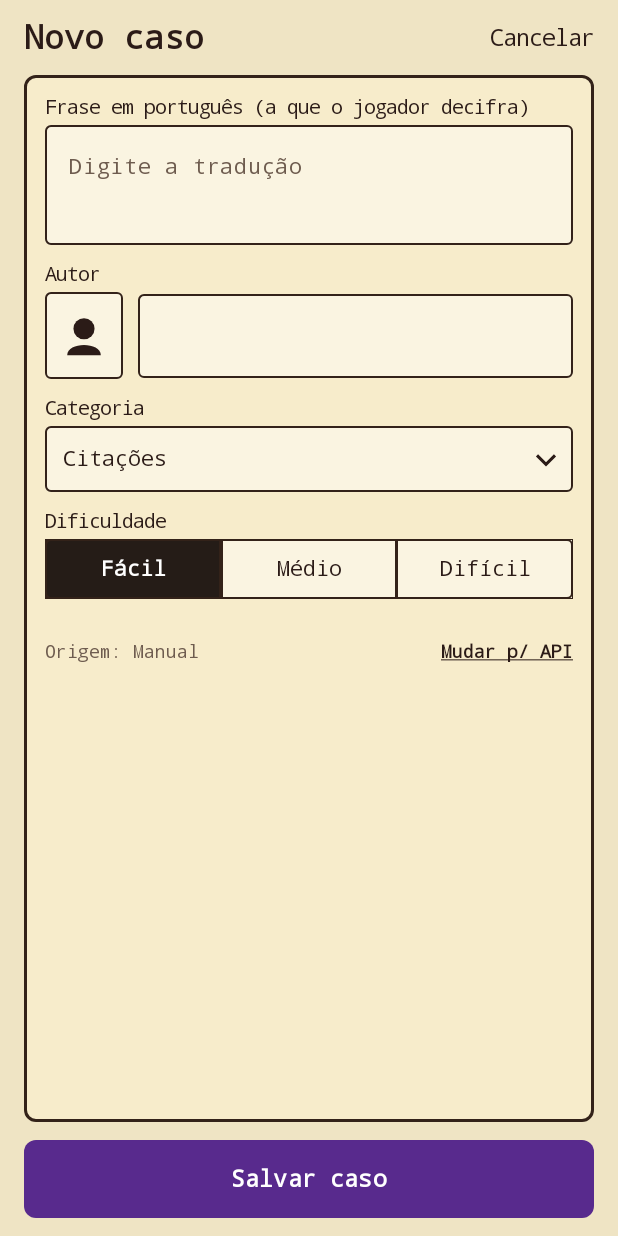
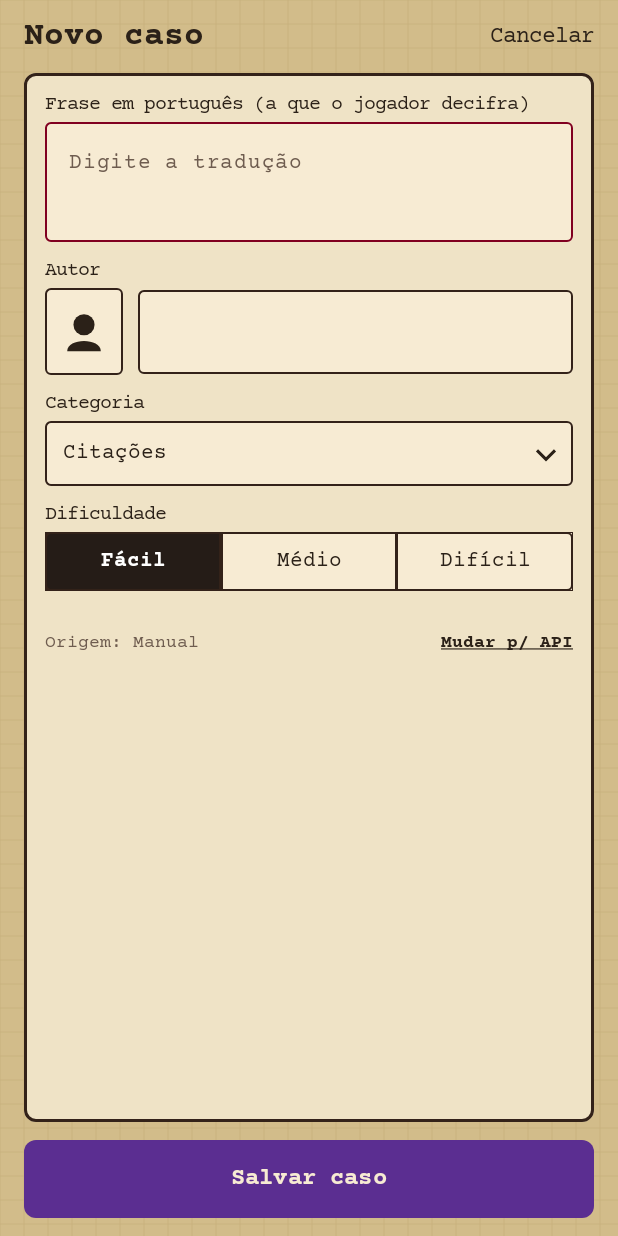
Before and after one commit to GuilhermeLuizRibeiro/criptograma, an Android app built with Jetpack Compose: the @Preview function TelaCriaCriptogramasAdminPreview, on a phone screen of 412 x 824 dp. Run offline under Robolectric (Android 15) with nearby library versions, the phone set to English and light mode, and no system bars.

Commit message:
refactor: estilizaçao de telas

```diff
--- a/app/src/main/java/com/example/myapplication/ui/componentes/NavegacaoRodapeAdmin.kt
+++ b/app/src/main/java/com/example/myapplication/ui/componentes/NavegacaoRodapeAdmin.kt
@@ -23,10 +23,10 @@ import androidx.compose.ui.geometry.Size
 import androidx.compose.ui.graphics.Color
 import androidx.compose.ui.graphics.Path
 import androidx.compose.ui.graphics.drawscope.Stroke
-import androidx.compose.ui.text.font.FontFamily
 import androidx.compose.ui.text.font.FontWeight
 import androidx.compose.ui.unit.dp
 import androidx.compose.ui.unit.sp
+import com.example.myapplication.ui.theme.CourierPrime
 import com.example.myapplication.ui.theme.CorBordaCard
 import com.example.myapplication.ui.theme.CorBotaoRoxo
 import com.example.myapplication.ui.theme.CorFundoCard
@@ -51,11 +51,11 @@ fun NavegacaoRodapeAdmin(
                     strokeWidth = strokeWidth
                 )
             }
-            .navigationBarsPadding()
     ) {
         Row(
             modifier = Modifier
                 .fillMaxWidth()
+                .navigationBarsPadding()
                 .padding(vertical = 10.dp),
             horizontalArrangement = Arrangement.SpaceAround,
             verticalAlignment = Alignment.CenterVertically
@@ -77,7 +77,7 @@ fun NavegacaoRodapeAdmin(
 
                     Text(
                         text = titulo,
-                        fontFamily = FontFamily.Monospace,
+                        fontFamily = CourierPrime,
                         fontSize = 11.sp,
                         fontWeight = if (ativo) FontWeight.Bold else FontWeight.Normal,
                         color = if (ativo) CorBotaoRoxo else CorTextoEscuro
--- a/app/src/main/java/com/example/myapplication/ui/telas/telaCriarCriptograma/TelaCriaCriptogramasAdmin.kt
+++ b/app/src/main/java/com/example/myapplication/ui/telas/telaCriarCriptograma/TelaCriaCriptogramasAdmin.kt
@@ -38,7 +38,6 @@ import androidx.compose.ui.geometry.Offset
 import androidx.compose.ui.graphics.Color
 import androidx.compose.ui.graphics.Path
 import androidx.compose.ui.graphics.drawscope.Stroke
-import androidx.compose.ui.text.font.FontFamily
 import androidx.compose.ui.text.font.FontWeight
 import androidx.compose.ui.text.style.TextDecoration
 import androidx.compose.ui.tooling.preview.Preview
@@ -47,15 +46,17 @@ import androidx.compose.ui.unit.sp
 import androidx.lifecycle.viewmodel.compose.viewModel
 import com.example.myapplication.data.local.entity.Criptograma
 import com.example.myapplication.model.enums.Dificuldade
+import com.example.myapplication.ui.componentes.fundoQuadriculado
+import com.example.myapplication.ui.theme.CourierPrime
 import com.example.myapplication.ui.theme.CorBadgeEscuro
 import com.example.myapplication.ui.theme.CorBordaCard
-import com.example.myapplication.ui.theme.CorBotaoRoxo
-import com.example.myapplication.ui.theme.CorFundoCard
-import com.example.myapplication.ui.theme.CorFundoTela
-import com.example.myapplication.ui.theme.CorInputFundo
-import com.example.myapplication.ui.theme.CorTextoEscuro
 import com.example.myapplication.ui.theme.CorTextoSecundario
 import com.example.myapplication.ui.theme.CorTextoVermelho
+import com.example.myapplication.ui.theme.acao
+import com.example.myapplication.ui.theme.ficha
+import com.example.myapplication.ui.theme.ficha2
+import com.example.myapplication.ui.theme.sobreAcao
+import com.example.myapplication.ui.theme.tinta
 
 @Composable
 fun TelaCriaCriptogramasAdmin(
@@ -103,8 +104,10 @@ fun TelaCriaCriptogramasAdminContent(
     onCancelarClick: () -> Unit = {},
 ) {
     Scaffold(
-        containerColor = CorFundoTela,
         modifier = modifier
+            .fillMaxSize()
+            .fundoQuadriculado(),
+        containerColor = Color.Transparent
     ) { paddingValues ->
         Column(
             modifier = Modifier
@@ -122,23 +125,23 @@ fun TelaCriaCriptogramasAdminContent(
             ) {
                 Text(
                     text = if (uiState.editando) "Editar caso" else "Novo caso",
-                    fontFamily = FontFamily.Monospace,
+                    fontFamily = CourierPrime,
                     fontWeight = FontWeight.Bold,
                     fontSize = 22.sp,
-                    color = CorTextoEscuro
+                    color = tinta
                 )
                 Text(
                     text = "Cancelar",
-                    fontFamily = FontFamily.Monospace,
+                    fontFamily = CourierPrime,
                     fontSize = 15.sp,
-                    color = CorTextoEscuro,
+                    color = tinta,
                     modifier = Modifier.clickable { onCancelarClick() }
                 )
             }
 
             // Card Formulário Principal
             Card(
-                colors = CardDefaults.cardColors(containerColor = CorFundoCard),
+                colors = CardDefaults.cardColors(containerColor = ficha),
                 border = BorderStroke(2.dp, CorBordaCard),
                 shape = RoundedCornerShape(8.dp),
                 modifier = Modifier
@@ -152,13 +155,13 @@ fun TelaCriaCriptogramasAdminContent(
                         .padding(14.dp),
                     verticalArrangement = Arrangement.spacedBy(12.dp)
                 ) {
-                    // Campo 1: Frase em português (tradução)
+                    // Campo 1: Frase em português
                     Column {
                         Text(
                             text = "Frase em português (a que o jogador decifra)",
-                            fontFamily = FontFamily.Monospace,
+                            fontFamily = CourierPrime,
                             fontSize = 13.sp,
-                            color = CorTextoEscuro,
+                            color = tinta,
                             modifier = Modifier.padding(bottom = 4.dp)
                         )
                         OutlinedTextField(
@@ -167,18 +170,18 @@ fun TelaCriaCriptogramasAdminContent(
                             placeholder = {
                                 Text(
                                     text = "Digite a tradução",
-                                    fontFamily = FontFamily.Monospace,
+                                    fontFamily = CourierPrime,
                                     fontSize = 14.sp,
                                     color = CorTextoSecundario
                                 )
                             },
                             colors = OutlinedTextFieldDefaults.colors(
-                                focusedContainerColor = CorInputFundo,
-                                unfocusedContainerColor = CorInputFundo,
-                                focusedBorderColor = CorBordaCard,
-                                unfocusedBorderColor = CorBordaCard,
-                                focusedTextColor = CorTextoEscuro,
-                                unfocusedTextColor = CorTextoEscuro
+                                focusedContainerColor = ficha2,
+                                unfocusedContainerColor = ficha2,
+                                focusedBorderColor = if (uiState.tentouSalvar && uiState.erros.frase != null) Color.Red else Color(0xFF800020),
+                                unfocusedBorderColor = if (uiState.tentouSalvar && uiState.erros.frase != null) Color.Red else Color(0xFF800020),
+                                focusedTextColor = tinta,
+                                unfocusedTextColor = tinta
                             ),
                             minLines = 3,
                             maxLines = 4,
@@ -188,7 +191,7 @@ fun TelaCriaCriptogramasAdminContent(
                             Spacer(modifier = Modifier.height(4.dp))
                             Text(
                                 text = uiState.erros.frase ?: "Obrigatória para salvar.",
-                                fontFamily = FontFamily.Monospace,
+                                fontFamily = CourierPrime,
                                 fontSize = 12.sp,
                                 fontWeight = FontWeight.Bold,
                                 color = CorTextoVermelho
@@ -200,9 +203,9 @@ fun TelaCriaCriptogramasAdminContent(
                     Column {
                         Text(
                             text = "Autor",
-                            fontFamily = FontFamily.Monospace,
+                            fontFamily = CourierPrime,
                             fontSize = 13.sp,
-                            color = CorTextoEscuro,
+                            color = tinta,
                             modifier = Modifier.padding(bottom = 4.dp)
                         )
                         Row(
@@ -210,7 +213,7 @@ fun TelaCriaCriptogramasAdminContent(
                             horizontalArrangement = Arrangement.spacedBy(10.dp)
                         ) {
                             Card(
-                                colors = CardDefaults.cardColors(containerColor = CorInputFundo),
+                                colors = CardDefaults.cardColors(containerColor = ficha2),
                                 border = BorderStroke(1.dp, CorBordaCard),
                                 shape = RoundedCornerShape(4.dp),
                                 modifier = Modifier.size(width = 52.dp, height = 58.dp)
@@ -219,7 +222,7 @@ fun TelaCriaCriptogramasAdminContent(
                                     modifier = Modifier.fillMaxSize(),
                                     contentAlignment = Alignment.Center
                                 ) {
-                                    IconeAvatarAutor(tint = CorTextoEscuro)
+                                    IconeAvatarAutor(tint = tinta)
                                 }
                             }
 
@@ -227,12 +230,12 @@ fun TelaCriaCriptogramasAdminContent(
                                 value = uiState.autor,
                                 onValueChange = onAutorChange,
                                 colors = OutlinedTextFieldDefaults.colors(
-                                    focusedContainerColor = CorInputFundo,
-                                    unfocusedContainerColor = CorInputFundo,
+                                    focusedContainerColor = ficha2,
+                                    unfocusedContainerColor = ficha2,
                                     focusedBorderColor = CorBordaCard,
                                     unfocusedBorderColor = CorBordaCard,
-                                    focusedTextColor = CorTextoEscuro,
-                                    unfocusedTextColor = CorTextoEscuro
+                                    focusedTextColor = tinta,
+                                    unfocusedTextColor = tinta
                                 ),
                                 singleLine = true,
                                 modifier = Modifier.weight(1f)
@@ -244,16 +247,16 @@ fun TelaCriaCriptogramasAdminContent(
                     Column {
                         Text(
                             text = "Categoria",
-                            fontFamily = FontFamily.Monospace,
+                            fontFamily = CourierPrime,
                             fontSize = 13.sp,
-                            color = CorTextoEscuro,
+                            color = tinta,
                             modifier = Modifier.padding(bottom = 4.dp)
                         )
                         Box(modifier = Modifier.fillMaxWidth()) {
                             Row(
                                 modifier = Modifier
                                     .fillMaxWidth()
-                                    .background(CorInputFundo, RoundedCornerShape(4.dp))
+                                    .background(ficha2, RoundedCornerShape(4.dp))
                                     .border(1.dp, CorBordaCard, RoundedCornerShape(4.dp))
                                     .clickable { onMenuExpandidoChange(true) }
                                     .padding(horizontal = 12.dp, vertical = 14.dp),
@@ -262,25 +265,25 @@ fun TelaCriaCriptogramasAdminContent(
                             ) {
                                 Text(
                                     text = uiState.categoriaSelecionada,
-                                    fontFamily = FontFamily.Monospace,
+                                    fontFamily = CourierPrime,
                                     fontSize = 14.sp,
-                                    color = CorTextoEscuro
+                                    color = tinta
                                 )
-                                IconeSetaBaixo(tint = CorTextoEscuro)
+                                IconeSetaBaixo(tint = tinta)
                             }
 
                             DropdownMenu(
                                 expanded = uiState.menuCategoriaExpandido,
                                 onDismissRequest = { onMenuExpandidoChange(false) },
-                                modifier = Modifier.background(CorInputFundo)
+                                modifier = Modifier.background(ficha2)
                             ) {
                                 uiState.categoriasDisponiveis.forEach { cat ->
                                     DropdownMenuItem(
                                         text = {
                                             Text(
                                                 text = cat,
-                                                fontFamily = FontFamily.Monospace,
-                                                color = CorTextoEscuro
+                                                fontFamily = CourierPrime,
+                                                color = tinta
                                             )
                                         },
                                         onClick = { onCategoriaChange(cat) }
@@ -294,9 +297,9 @@ fun TelaCriaCriptogramasAdminContent(
                     Column {
                         Text(
                             text = "Dificuldade",
-                            fontFamily = FontFamily.Monospace,
+                            fontFamily = CourierPrime,
                             fontSize = 13.sp,
-                            color = CorTextoEscuro,
+                            color = tinta,
                             modifier = Modifier.padding(bottom = 4.dp)
                         )
                         Row(
@@ -315,7 +318,7 @@ fun TelaCriaCriptogramasAdminContent(
                                 Box(
                                     modifier = Modifier
                                         .weight(1f)
-                                        .background(if (selecionado) CorBadgeEscuro else CorInputFundo)
+                                        .background(if (selecionado) CorBadgeEscuro else ficha2)
                                         .clickable { onDificuldadeChange(dif) }
                                         .border(
                                             width = if (index < dificuldades.size - 1) 1.dp else 0.dp,
@@ -326,10 +329,10 @@ fun TelaCriaCriptogramasAdminContent(
                                 ) {
                                     Text(
                                         text = label,
-                                        fontFamily = FontFamily.Monospace,
+                                        fontFamily = CourierPrime,
                                         fontWeight = if (selecionado) FontWeight.Bold else FontWeight.Normal,
                                         fontSize = 14.sp,
-                                        color = if (selecionado) Color.White else CorTextoEscuro
+                                        color = if (selecionado) Color.White else tinta
                                     )
                                 }
                             }
@@ -346,16 +349,16 @@ fun TelaCriaCriptogramasAdminContent(
                     ) {
                         Text(
                             text = "Origem: ${uiState.origemSelecionada}",
-                            fontFamily = FontFamily.Monospace,
+                            fontFamily = CourierPrime,
                             fontSize = 12.sp,
                             color = CorTextoSecundario
                         )
                         Text(
                             text = if (uiState.origemSelecionada == "Manual") "Mudar p/ API" else "Mudar p/ Manual",
-                            fontFamily = FontFamily.Monospace,
+                            fontFamily = CourierPrime,
                             fontSize = 12.sp,
                             fontWeight = FontWeight.Bold,
-                            color = CorTextoEscuro,
+                            color = tinta,
                             textDecoration = TextDecoration.Underline,
                             modifier = Modifier.clickable {
                                 val nova = if (uiState.origemSelecionada == "Manual") "API de citações" else "Manual"
@@ -372,8 +375,8 @@ fun TelaCriaCriptogramasAdminContent(
             Button(
                 onClick = onSalvarClick,
                 colors = ButtonDefaults.buttonColors(
-                    containerColor = CorBotaoRoxo,
-                    contentColor = Color.White
+                    containerColor = acao,
+                    contentColor = sobreAcao
                 ),
                 shape = RoundedCornerShape(8.dp),
                 modifier = Modifier
@@ -382,7 +385,7 @@ fun TelaCriaCriptogramasAdminContent(
             ) {
                 Text(
                     text = "Salvar caso",
-                    fontFamily = FontFamily.Monospace,
+                    fontFamily = CourierPrime,
                     fontWeight = FontWeight.Bold,
                     fontSize = 16.sp
                 )
```
Also changed, not shown: app/src/main/java/com/example/myapplication/ui/telas/telaDeLogin/TelaLogin.kt (+16 -14 lines), app/src/main/java/com/example/myapplication/ui/telas/telaDePerfil/TelaPerfil.kt (+26 -24 lines), app/src/main/java/com/example/myapplication/ui/telas/telaListaEditaExcluiCriptograma/TelaListaCriptogramasAdmin.kt (+42 -36 lines).
